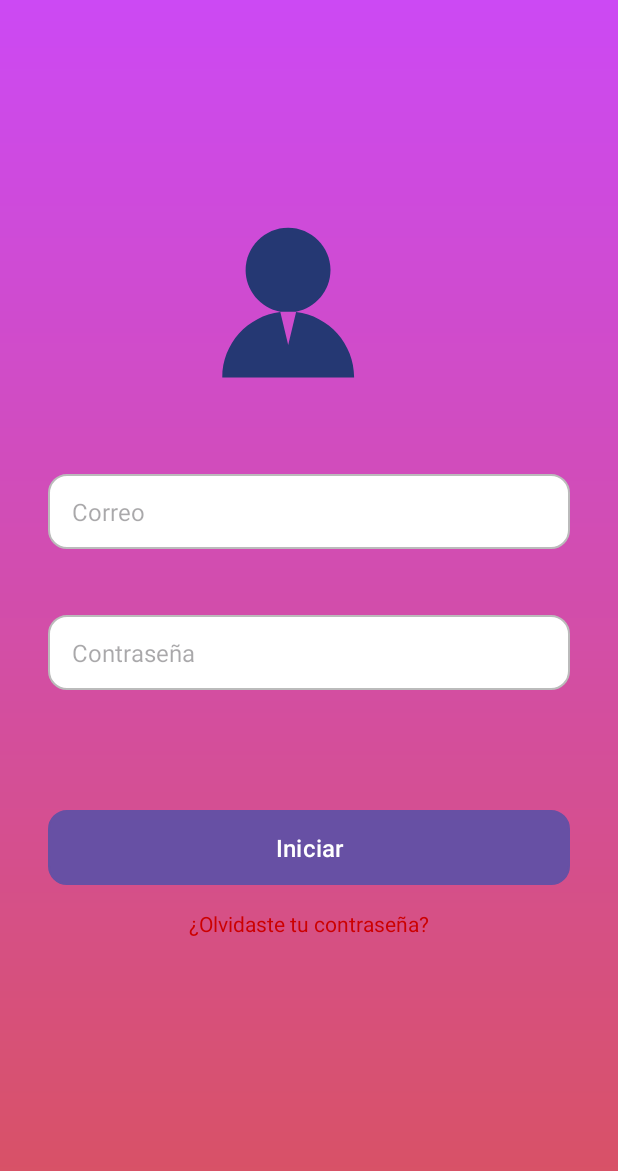
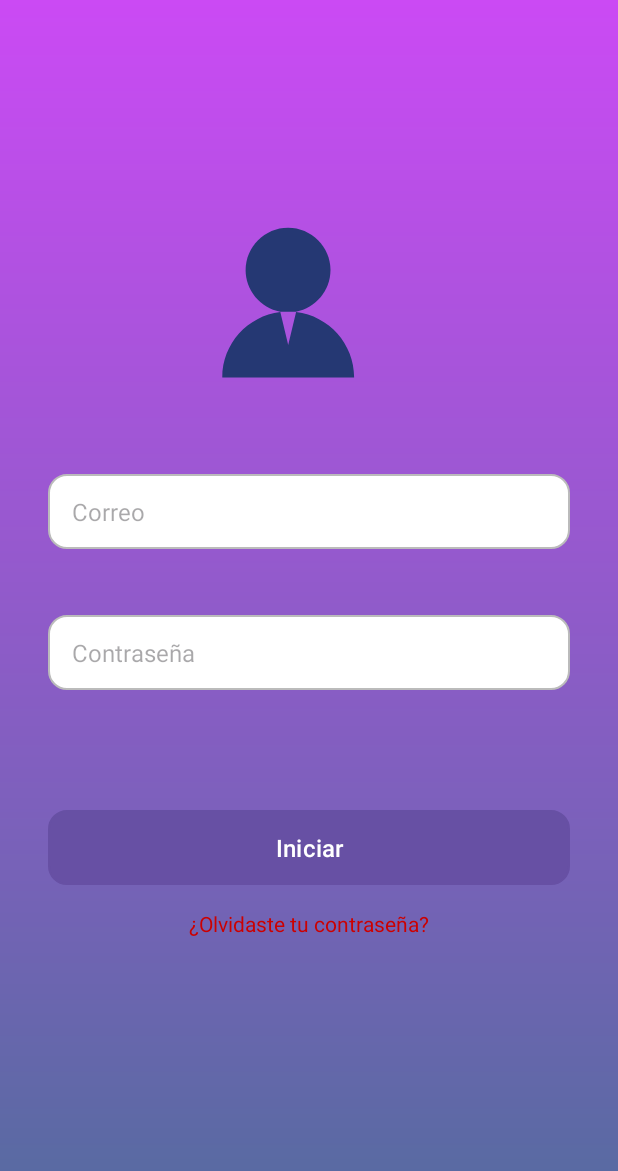
Before and after one commit to Uuxul/BucoSan, an Android app: the screen it shows after launch (MainActivity), on a phone screen of 412 x 824 dp. Shown: the top 1171 px of the screen. Run offline under Robolectric (Android 15) with nearby library versions, the phone set to English and light mode, and no system bars.

Commit message:
CAMBIO ROJO AZUL

```diff
--- a/app/src/main/res/drawable/bg_gradient.xml
+++ b/app/src/main/res/drawable/bg_gradient.xml
@@ -2,7 +2,7 @@
     android:shape="rectangle">
     <gradient
         android:angle="90"
-        android:startColor="#D9525F"
-        android:endColor="#CC49F4"
+        android:startColor="#536C9E"
+        android:endColor="#CB4AF4"
         android:type="linear"/>
 </shape>
```
